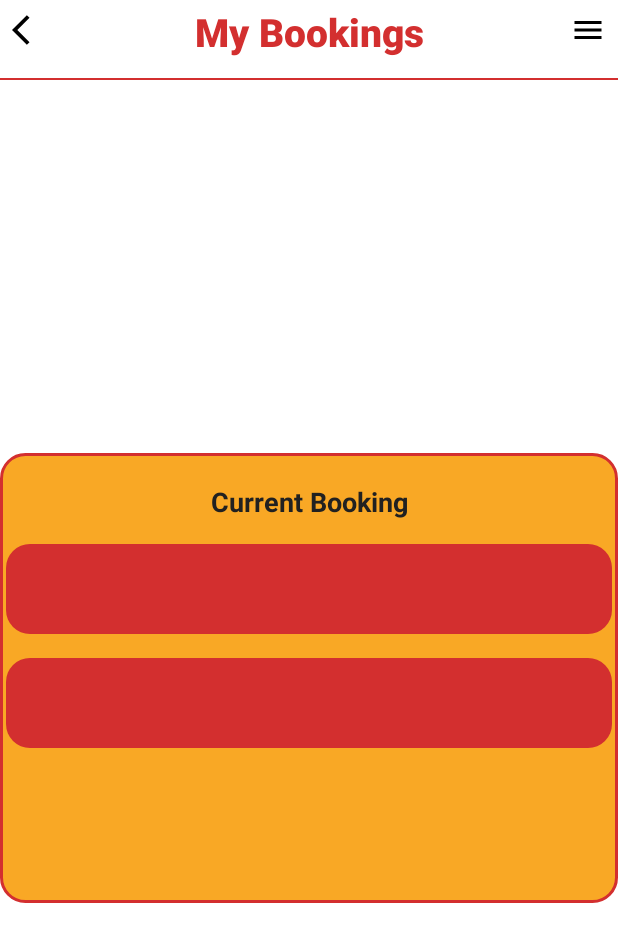
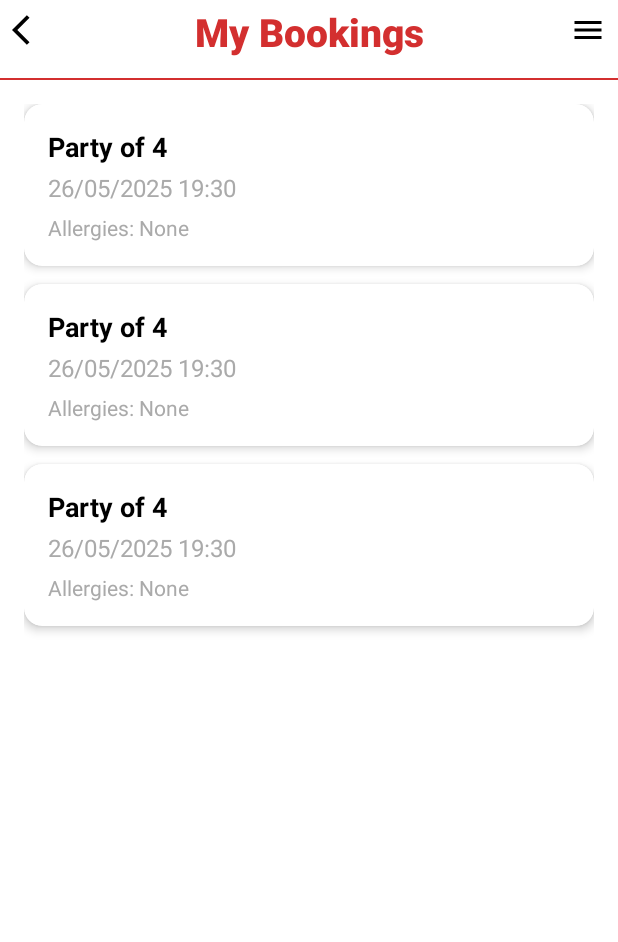
Before and after one commit to Plymouth-COMP2000/design-exercises-Liam8721, an Android app: the layout fragment_my_bookings.xml on its own in the app's theme, with its tools: preview values and no code run, on a phone screen of 412 x 824 dp. Shown: the top 942 px of the screen. Run offline under Robolectric (Android 15) with nearby library versions, the phone set to English and light mode, and no system bars.

```diff
--- /dev/null
+++ b/app/src/main/res/layout/fragment_booking_item.xml
@@ -0,0 +1,48 @@
+<?xml version="1.0" encoding="utf-8"?>
+<androidx.cardview.widget.CardView xmlns:android="http://schemas.android.com/apk/res/android"
+    xmlns:card_view="http://schemas.android.com/apk/res-auto"
+    android:layout_width="match_parent"
+    android:layout_height="wrap_content"
+    android:layout_marginBottom="12dp"
+    card_view:cardCornerRadius="12dp"
+    card_view:cardElevation="4dp">
+
+    <LinearLayout
+        android:orientation="vertical"
+        android:padding="16dp"
+        android:layout_width="match_parent"
+        android:layout_height="wrap_content">
+
+        <!-- Party Size -->
+        <TextView
+            android:id="@+id/textPartySize"
+            android:layout_width="wrap_content"
+            android:layout_height="wrap_content"
+            android:text="Party of 4"
+            android:textStyle="bold"
+            android:textSize="18sp"
+            android:textColor="@android:color/black" />
+
+        <!-- Date -->
+        <TextView
+            android:id="@+id/textDate"
+            android:layout_width="wrap_content"
+            android:layout_height="wrap_content"
+            android:text="26/05/2025 19:30"
+            android:textSize="16sp"
+            android:layout_marginTop="4dp"
+            android:textColor="@android:color/darker_gray" />
+
+        <!-- Additional Info -->
+        <TextView
+            android:id="@+id/textAdditionalInfo"
+            android:layout_width="wrap_content"
+            android:layout_height="wrap_content"
+            android:text="Allergies: None"
+            android:textSize="14sp"
+            android:layout_marginTop="6dp"
+            android:textColor="@android:color/darker_gray" />
+
+    </LinearLayout>
+
+</androidx.cardview.widget.CardView>
--- a/app/src/main/res/layout/fragment_my_bookings.xml
+++ b/app/src/main/res/layout/fragment_my_bookings.xml
@@ -48,62 +48,16 @@
         app:layout_constraintEnd_toEndOf="parent"
         android:layout_marginTop="8dp" />
 
-    <androidx.constraintlayout.widget.ConstraintLayout
-        android:id="@+id/constraintLayout2"
+    <androidx.recyclerview.widget.RecyclerView
+        android:id="@+id/recyclerViewBookings"
         android:layout_width="0dp"
-        android:layout_height="300dp"
-        android:background="@drawable/rounded_background"
+        android:layout_height="0dp"
+        android:padding="16dp"
+        app:layout_constraintTop_toBottomOf="@id/divider"
         app:layout_constraintBottom_toBottomOf="parent"
+        app:layout_constraintStart_toStartOf="parent"
         app:layout_constraintEnd_toEndOf="parent"
-        app:layout_constraintHorizontal_bias="1.0"
-        app:layout_constraintStart_toStartOf="parent"
-        app:layout_constraintTop_toBottomOf="@+id/divider"
-        app:layout_constraintVertical_bias="0.528">
-
-        <Spinner
-            android:id="@+id/GuestBookingExample2"
-            android:layout_width="0dp"
-            android:layout_height="60dp"
-            android:layout_marginHorizontal="4dp"
-            android:layout_marginVertical="16dp"
-            android:background="@drawable/guest_make_booking_spinner_background"
-            android:gravity="center"
-            android:spinnerMode="dialog"
-            android:textAlignment="center"
-            android:textColor="@android:color/white"
-            app:layout_constraintEnd_toEndOf="parent"
-            app:layout_constraintStart_toStartOf="parent"
-            app:layout_constraintTop_toBottomOf="@+id/GuestBookingExample1" />
-
-        <TextView
-            android:id="@+id/GuestMakeBookingDropdownLabel"
-            android:layout_width="wrap_content"
-            android:layout_height="wrap_content"
-            android:layout_marginTop="20dp"
-            android:text="Current Booking"
-            android:textColor="@color/text_dark"
-            android:textSize="18sp"
-            android:textStyle="bold"
-            app:layout_constraintEnd_toEndOf="parent"
-            app:layout_constraintStart_toStartOf="parent"
-            app:layout_constraintTop_toTopOf="parent" />
-
-        <Spinner
-            android:id="@+id/GuestBookingExample1"
-            android:layout_width="0dp"
-            android:layout_height="60dp"
-            android:layout_marginHorizontal="4dp"
-            android:layout_marginVertical="16dp"
-            android:background="@drawable/guest_make_booking_spinner_background"
-            android:gravity="center"
-            android:spinnerMode="dialog"
-            android:textAlignment="center"
-            android:textColor="@android:color/white"
-            app:layout_constraintEnd_toEndOf="parent"
-            app:layout_constraintStart_toStartOf="parent"
-            app:layout_constraintTop_toBottomOf="@+id/GuestMakeBookingDropdownLabel" />
-
-    </androidx.constraintlayout.widget.ConstraintLayout>
+        tools:listitem="@layout/fragment_booking_item" />
 
 
 </androidx.constraintlayout.widget.ConstraintLayout>
```
Also changed, not shown: app/src/main/java/com/example/comp2000/ReservationModels.java (added, +27 -0 lines), app/src/main/java/com/example/comp2000/booking_item.java (added, +64 -0 lines), app/src/main/java/com/example/comp2000/database/RestaurantDBHelper.java (+29 -0 lines).
